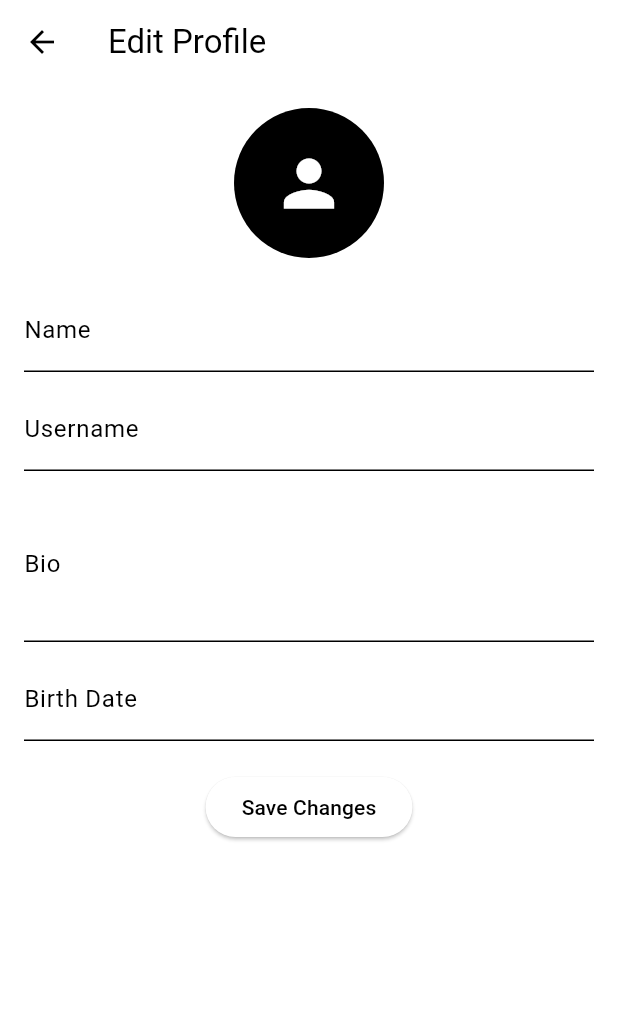
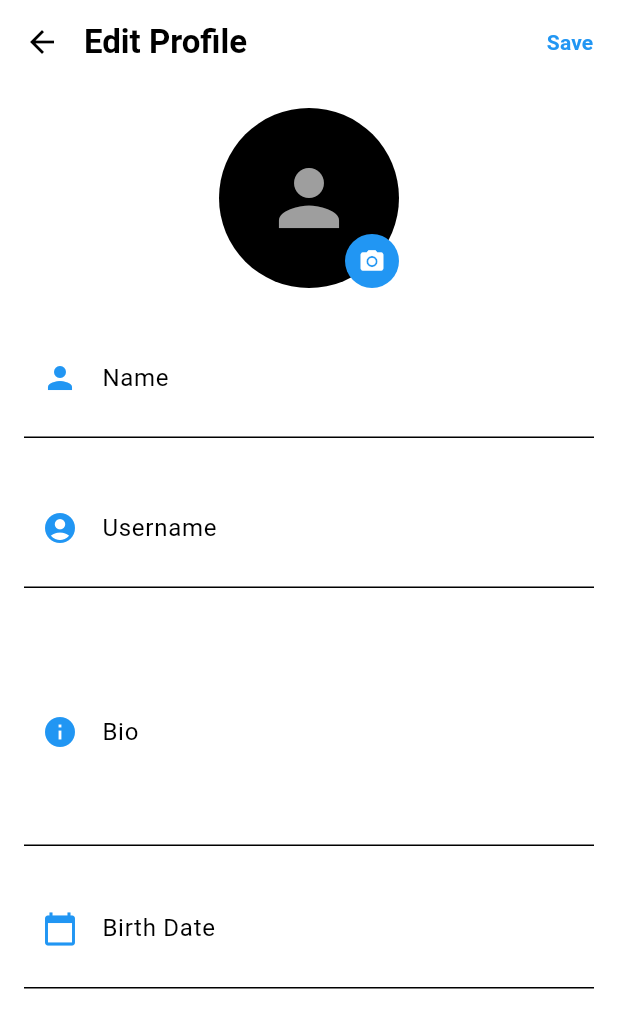
Before and after one commit to Kaushalvadi7/twitter_clone, a Flutter app: the EditProfilePage screen opened directly with empty values, on a phone screen of 412 x 824 dp. Shown: the top 1028 px of the screen. Run offline on Flutter 3.47's test engine with Material 3 defaults, Android fonts, the phone set to English and light mode, and no system bars; our stand-ins replace cloud_firestore, firebase_auth, firebase_core, image_picker, lottie, share_plus; accounts and stored records are empty.

Commit message:
fix(profile): enhance edit profile UI and resolve visibility/navigation issues
- Redesigned edit profile page with clean layout and improved inputs
- Made follow button properly visible across all themes/modes
- Fixed delete account flow to clear data and navigate back to login screen

```diff
--- a/lib/components/my_follow_button.dart
+++ b/lib/components/my_follow_button.dart
@@ -38,12 +38,12 @@ class MyFollowButton extends StatelessWidget {
 
           //color
           color:
-              isFollowing ? Colors.white : Colors.blue,
+              isFollowing ? Colors.blue : Colors.blue,
 
           // add border when following
           shape: RoundedRectangleBorder(
             borderRadius: BorderRadius.circular(22),
-            side: BorderSide(color: Theme.of(context).colorScheme.inversePrimary)
+            side: BorderSide(color: Theme.of(context).colorScheme.inversePrimary,width: 2)
           ),
 
           // remove splash color when background is transparent
@@ -55,7 +55,7 @@ class MyFollowButton extends StatelessWidget {
             isFollowing ? 'Following' : 'Follow',
             style: TextStyle(
               fontSize: 20,
-              color: Theme.of(context).colorScheme.inversePrimary,
+              color: Colors.black,
               fontWeight: FontWeight.bold,
             ),
           ),
--- a/lib/pages/account_settings_page.dart
+++ b/lib/pages/account_settings_page.dart
@@ -55,9 +55,10 @@ class _AccountSettingsPageState extends State<AccountSettingsPage> {
                   Navigator.pop(context);
 
                   //then navigate to the authgate
-                  Navigator.push(
+                  Navigator.pushAndRemoveUntil(
                     context,
                     MaterialPageRoute(builder: (context) => AuthGate()),
+                      (route) => false
                   );
 
                   //delete account user
--- a/lib/pages/edit_profile_page.dart
+++ b/lib/pages/edit_profile_page.dart
@@ -116,16 +116,45 @@ class _EditProfilePageState extends State<EditProfilePage> {
   @override
   Widget build(BuildContext context) {
     return Scaffold(
-      appBar: AppBar(title: const Text("Edit Profile")),
+      appBar: AppBar(
+          elevation: 0,
+          leading: IconButton(
+            icon: Icon(Icons.arrow_back, color: Theme.of(context).colorScheme.inversePrimary),
+            onPressed: () => Navigator.pop(context),
+          ),
+          titleSpacing: 0,
+          title: Text("Edit Profile",
+          style: TextStyle(fontWeight: FontWeight.bold, color: Theme.of(context).colorScheme.inversePrimary),),
+        actions: [
+          TextButton(
+            onPressed: _isSaving ? null : _saveChanges,
+            child: _isSaving
+                ? const CircularProgressIndicator(
+              valueColor: AlwaysStoppedAnimation<Color>(Colors.white),
+            )
+                : const Text(
+              "Save",
+              style: TextStyle(
+                color: Colors.blue,
+                fontWeight: FontWeight.bold,
+              ),
+            ),
+          ),
+        ],
+      ),
       body: SingleChildScrollView(
         child: Padding(
           padding: const EdgeInsets.all(16.0),
           child: Column(
+            crossAxisAlignment: CrossAxisAlignment.center,
+            children: [
+              Stack(
+                alignment: Alignment.bottomRight,
                 children: [
                   GestureDetector(
                   onTap: _pickImage,
                   child: CircleAvatar(
-                  radius: 50,
+                    radius: 60,
                     backgroundImage:
                         _pickedImage != null
                             ? FileImage(_pickedImage!)
@@ -138,45 +167,88 @@ class _EditProfilePageState extends State<EditProfilePage> {
                         _pickedImage == null &&
                                 (widget.user.profileImageUrl == null ||
                                     widget.user.profileImageUrl!.isEmpty)
-                          ? const Icon(Icons.person, size: 50)
+                            ? const Icon(Icons.person, size: 60, color: Colors.grey,)
                             : null,
                   ),
                 ),
+                  Positioned(
+                    bottom: 0,
+                    right: 0,
+                    child: GestureDetector(
+                      onTap: _pickImage,
+                      child: CircleAvatar(
+                        radius: 18,
+                        backgroundColor: Colors.blue,
+                        child: const Icon(
+                          Icons.camera_alt,
+                          size: 18,
+                          color: Colors.white,
+                        ),
+                      ),
+                    ),
+                  ),
+                ],
+              ),
               const SizedBox(height: 20),
-              TextField(
+              _buildTextField(
                 controller: _nameController,
-                decoration: const InputDecoration(labelText: "Name"),
+                labelText: "Name",
+                icon: Icons.person,
               ),
-              const SizedBox(height: 10),
-              TextField(
+              const SizedBox(height: 20),
+              _buildTextField(
                 controller: _usernameController,
-                decoration: const InputDecoration(labelText: "Username"),
+                labelText: "Username",
+                icon: Icons.account_circle,
               ),
-              const SizedBox(height: 10),
-              TextField(
+              const SizedBox(height: 20),
+              _buildTextField(
                 controller: _bioController,
-                decoration: const InputDecoration(labelText: "Bio"),
-                maxLines: 3,
+                labelText: "Bio",
+                icon: Icons.info,
+                maxLines: 4,
               ),
-              const SizedBox(height: 10),
-              TextField(
+              const SizedBox(height: 15),
+              _buildTextField(
                 controller: _birthDateController,
+                labelText: "Birth Date",
+                icon: Icons.calendar_today,
                 readOnly: true,
                 onTap: _selectBirthDate,
-                decoration: const InputDecoration(labelText: "Birth Date"),
               ),
               const SizedBox(height: 20),
-              ElevatedButton(
-                onPressed: _isSaving ? null : _saveChanges,
-                child:
-                    _isSaving
-                        ? const CircularProgressIndicator()
-                        : const Text("Save Changes"),
-              ),
             ],
           ),
         ),
       ),
     );
   }
+  Widget _buildTextField({
+    required TextEditingController controller,
+    required String labelText,
+    IconData? icon,
+    bool readOnly = false,
+    VoidCallback? onTap,
+    int? maxLines,
+  }) {
+    return TextField(
+
+      style: TextStyle(fontSize: 16,),
+      controller: controller,
+      readOnly: readOnly,
+      onTap: onTap,
+      maxLines: maxLines ?? 1,
+      decoration: InputDecoration(
+        labelText: labelText,
+        prefixIcon: icon != null ? Icon(icon, color: Colors.blue) : null,
+        filled: true,
+        // fillColor: Colors.grey[100],
+        focusedBorder: OutlineInputBorder(
+          borderRadius: BorderRadius.circular(12),
+          borderSide: const BorderSide(color: Colors.blue, width: 2),
+        ),
+        contentPadding: const EdgeInsets.symmetric(vertical: 20, horizontal: 15),
+      ),
+    );
   }
+}
```
Lines whose indentation alone changed are shown as unchanged.
